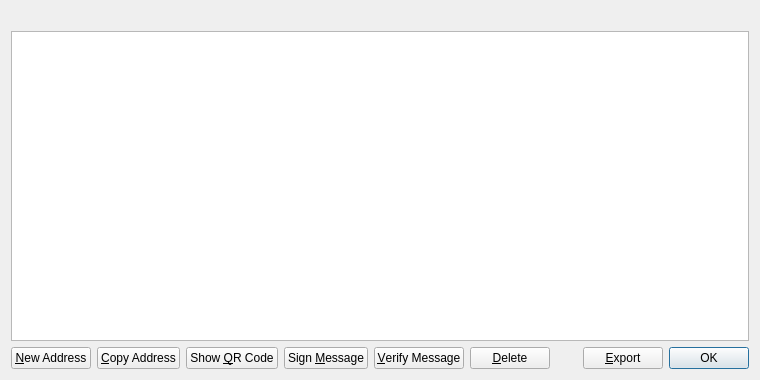
Crypto-Currency/Emerald-OLD---DO-NOT-USE, file src/qt/forms/addressbookpage.ui: the form before one commit.
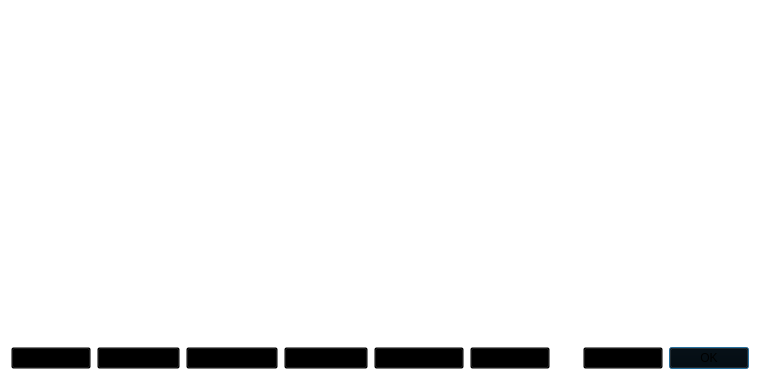
The form after the commit. Icons and pictures are not drawn.

The edit to the form file:
```diff
--- a/src/qt/forms/addressbookpage.ui
+++ b/src/qt/forms/addressbookpage.ui
@@ -13,6 +13,9 @@
   <property name="windowTitle">
    <string>Address Book</string>
   </property>
+  <property name="styleSheet">
+   <string notr="true">background: transparent;</string>
+  </property>
   <layout class="QVBoxLayout" name="verticalLayout">
    <item>
     <widget class="QLabel" name="labelExplanation">
```
